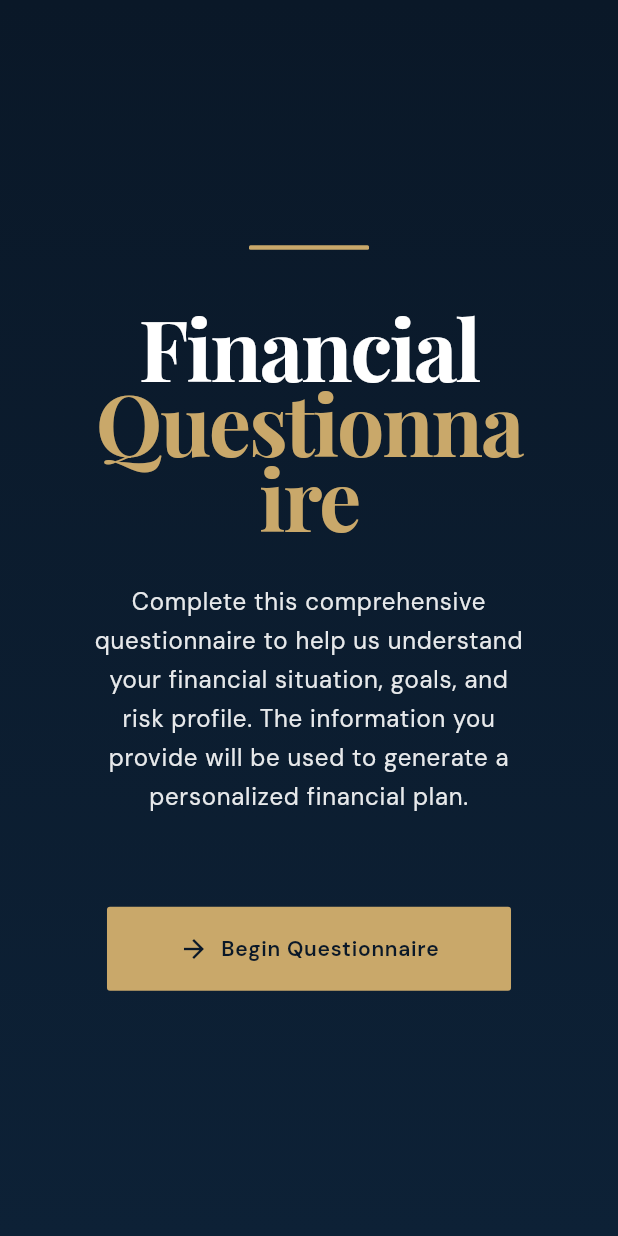
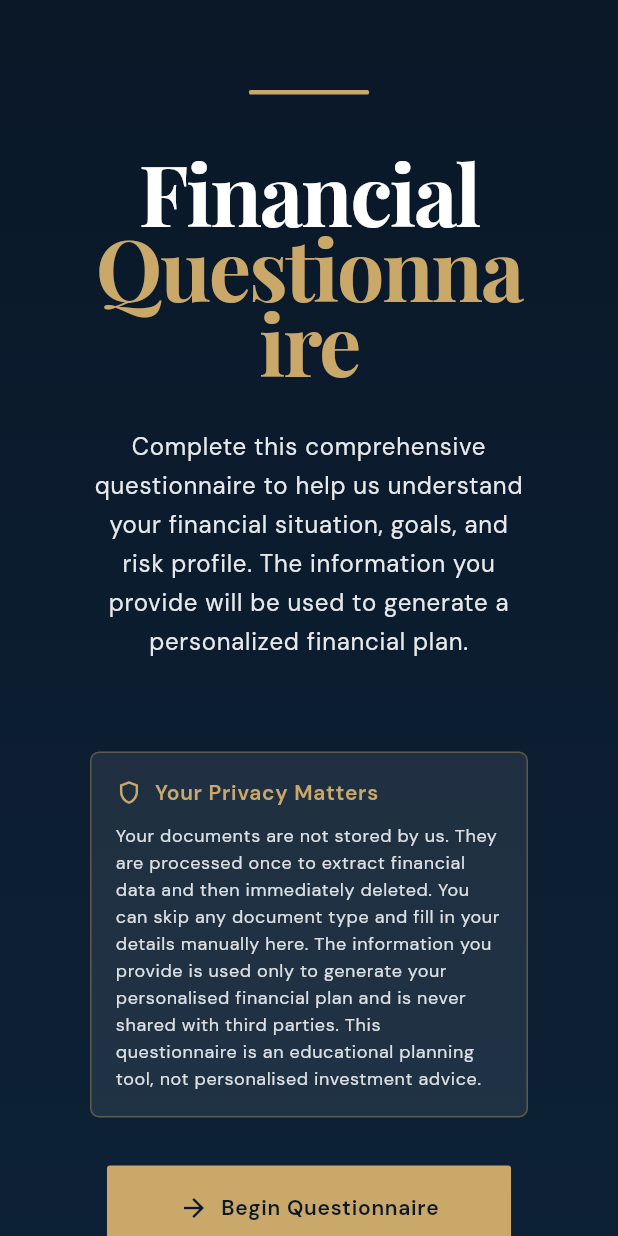
Before and after one commit to reckt32/documentparser-frontend, a Flutter app: the QuestionnaireScreen screen opened directly with empty values, on a phone screen of 412 x 824 dp. Run offline on Flutter 3.47's test engine with Material 3 defaults, Android fonts, the phone set to English and light mode, and no system bars; our stand-ins replace file_picker, firebase_auth, firebase_core, google_fonts, google_sign_in, open_filex; missing offline and left inert: dart:js_interop, razorpay_web; accounts and stored records are empty; network calls fail.

Commit message:
feat: implement multi-step financial questionnaire screen with dynamic form handling and auto-prefill capabilities

```diff
--- a/lib/questionnaire_screen.dart
+++ b/lib/questionnaire_screen.dart
@@ -1,11 +1,35 @@
 import 'dart:convert';
 import 'dart:math' as math;
 import 'package:flutter/material.dart';
+import 'package:flutter/services.dart';
 import 'package:http/http.dart' as http;
 import 'package:provider/provider.dart';
 import 'package:url_launcher/url_launcher.dart';
 import 'package:frontend/app_theme.dart';
 import 'package:frontend/services/auth_service.dart';
+
+/// Auto-formats a date string as DD-MM-YYYY by inserting dashes
+/// after the second and fifth digit. Strips all non-digit input.
+class _DateInputFormatter extends TextInputFormatter {
+  @override
+  TextEditingValue formatEditUpdate(
+    TextEditingValue oldValue,
+    TextEditingValue newValue,
+  ) {
+    final digitsOnly = newValue.text.replaceAll(RegExp(r'[^0-9]'), '');
+    final limited = digitsOnly.length > 8 ? digitsOnly.substring(0, 8) : digitsOnly;
+    final buf = StringBuffer();
+    for (var i = 0; i < limited.length; i++) {
+      if (i == 2 || i == 4) buf.write('-');
+      buf.write(limited[i]);
+    }
+    final text = buf.toString();
+    return TextEditingValue(
+      text: text,
+      selection: TextSelection.collapsed(offset: text.length),
+    );
+  }
+}
 
 /// Predefined goal types for financial planning
 const List<String> kGoalTypes = [
@@ -118,7 +142,6 @@ class _QuestionnaireScreenState extends State<QuestionnaireScreen> {
   final _monthlyEmiCtrl = TextEditingController();
   final _emergencyFundCtrl = TextEditingController();
   final _availableSavingsCtrl = TextEditingController();
-  final _savingsPercentCtrl = TextEditingController();
   String _savingsBand = '';
   final List<String> _currentProducts = [];
   final Map<String, TextEditingController> _allocationCtrls = {
@@ -415,35 +438,36 @@ if (resp.statusCode == 201) {
           }
         } catch (_) {}
       }
-      // Savings %: prefer backend lifestyle. Else ≈ max(0, net cf / inflow * 100)
-      if (_savingsPercentCtrl.text.trim().isEmpty) {
+      // Savings %: prefer backend lifestyle. Else ≈ max(0, net cf / inflow * 100).
+      // Used only to auto-derive the Savings Band dropdown (no input field anymore).
+      if (_savingsBand.isEmpty) {
         try {
+          double? sp;
           if (lfSavingsPct != null) {
-            final sp =
-                (lfSavingsPct is num)
-                    ? lfSavingsPct.toDouble()
-                    : double.tryParse(lfSavingsPct.toString().replaceAll(',', ''));
-            if (sp != null && sp.isFinite) {
-              _savingsPercentCtrl.text = sp.toStringAsFixed(2);
-              _prefilledFields.add('savings_percent');
-              appliedCount++;
+            sp = (lfSavingsPct is num)
+                ? lfSavingsPct.toDouble()
+                : double.tryParse(lfSavingsPct.toString().replaceAll(',', ''));
+          } else if (inflow != null && netcf != null) {
+            final inflowNum = (inflow is num)
+                ? inflow.toDouble()
+                : double.tryParse(inflow.toString().replaceAll(',', '')) ?? 0.0;
+            final netNum = (netcf is num)
+                ? netcf.toDouble()
+                : double.tryParse(netcf.toString().replaceAll(',', '')) ?? 0.0;
+            if (inflowNum > 0) {
+              sp = (netNum / inflowNum) * 100.0;
             }
-          } else if (inflow != null && netcf != null) {
-            final inflowNum =
-                (inflow is num)
-                    ? inflow.toDouble()
-                    : double.tryParse(inflow.toString().replaceAll(',', '')) ??
-                        0.0;
-            final netNum =
-                (netcf is num)
-                    ? netcf.toDouble()
-                    : double.tryParse(netcf.toString().replaceAll(',', '')) ??
-                        0.0;
-            if (inflowNum > 0) {
-              final sp = (netNum / inflowNum) * 100.0;
-              _savingsPercentCtrl.text = sp.isFinite ? sp.toStringAsFixed(2) : '';
-              if (sp.isFinite) { _prefilledFields.add('savings_percent'); appliedCount++; }
-            }
+          }
+          if (sp != null && sp.isFinite) {
+            if (sp < 10)
+              _savingsBand = '<10%';
+            else if (sp < 20)
+              _savingsBand = '10-20%';
+            else if (sp < 30)
+              _savingsBand = '20-30%';
+            else
+              _savingsBand = '>30%';
+            changedBand = true;
           }
         } catch (_) {}
       }
@@ -530,20 +554,8 @@ if (resp.statusCode == 201) {
       }
 
       // Optionally mark savings band based on savings percent
-      if (_savingsBand.isEmpty && _savingsPercentCtrl.text.isNotEmpty) {
-        try {
-          final sp = double.tryParse(_savingsPercentCtrl.text) ?? 0.0;
-          if (sp < 10)
-            _savingsBand = '<10%';
-          else if (sp < 20)
-            _savingsBand = '10-20%';
-          else if (sp < 30)
-            _savingsBand = '20-30%';
-          else
-            _savingsBand = '>30%';
-          changedBand = true;
-        } catch (_) {}
-      }
+      // (savings % is no longer collected as a controller; band auto-derivation
+      // happens earlier in this method when backend provides savingsPercent.)
 
       // PAN/name/age prefill from backend personal_info, or ITR/CAS if present in analysis/docInsights (best-effort)
       final personalFromBackend = _toStringDynamicMap(prefill['personal_info']);
@@ -793,7 +805,6 @@ if (resp.statusCode == 201) {
           'monthly_emi': _monthlyEmiCtrl.text.trim(),
           'emergency_fund': _emergencyFundCtrl.text.trim(),
           'available_savings': _availableSavingsCtrl.text.trim(),
-          'savings_percent': _savingsPercentCtrl.text.trim(),
           'savings_band': _savingsBand,
           'products': _currentProducts,
           'allocation': {
@@ -926,7 +937,12 @@ if (resp.statusCode == 201) {
           errorText: _panError,
           hint: 'ABCDE1234F',
         ),
-        _textField(_dobCtrl, 'Date of Birth (YYYY-MM-DD)', isPrefilled: _prefilledFields.contains('dob')),
+        _textField(
+          _dobCtrl,
+          'Date of Birth (DD-MM-YYYY)',
+          isPrefilled: _prefilledFields.contains('dob'),
+          inputFormatters: [_DateInputFormatter()],
+        ),
         _textField(_contactCtrl, 'Contact (Email/Phone)', isPrefilled: _prefilledFields.contains('contact')),
         _dropdown<String>(
           label: 'Marital Status',
@@ -1367,6 +1383,7 @@ if (resp.statusCode == 201) {
               label: 'Goal Importance',
               value: i < _goalImportances.length ? _goalImportances[i] : 'Important',
               items: const ['Essential', 'Important', 'Lifestyle'],
+              tooltip: 'Determine necessity of goal',
               onChanged: (v) => setState(() {
                 if (i < _goalImportances.length) {
                   _goalImportances[i] = v;
@@ -1377,6 +1394,7 @@ if (resp.statusCode == 201) {
               label: 'Goal Flexibility',
               value: i < _goalFlexibilities.length ? _goalFlexibilities[i] : 'Fixed',
               items: const ['Critical', 'Fixed', 'Flexible'],
+              tooltip: 'Determine flexibility of goal amount',
               onChanged: (v) => setState(() {
                 if (i < _goalFlexibilities.length) {
                   _goalFlexibilities[i] = v;
@@ -1561,45 +1579,67 @@ if (resp.statusCode == 201) {
 
 
   Widget _buildLifestyle() {
-    final hasLifestylePrefill = _prefilledFields.intersection({'annual_income', 'monthly_expenses', 'monthly_emi', 'available_savings', 'savings_percent', 'alloc_equity', 'alloc_debt', 'alloc_gold', 'alloc_realEstate', 'alloc_insuranceLinked', 'alloc_cash'}).isNotEmpty;
+    final hasLifestylePrefill = _prefilledFields.intersection({'annual_income', 'monthly_expenses', 'monthly_emi', 'available_savings', 'alloc_equity', 'alloc_debt', 'alloc_gold', 'alloc_realEstate', 'alloc_insuranceLinked', 'alloc_cash'}).isNotEmpty;
     return _sectionCard(
       title: 'Lifestyle & Allocation',
       showPrefillWarning: hasLifestylePrefill,
       children: [
+        // Persistent warning banner at the top of the section.
+        Container(
+          width: double.infinity,
+          padding: const EdgeInsets.all(12),
+          margin: const EdgeInsets.only(bottom: 12),
+          decoration: BoxDecoration(
+            color: Colors.amber.shade50,
+            border: Border.all(color: Colors.amber.shade300),
+            borderRadius: BorderRadius.circular(6),
+          ),
+          child: Row(
+            crossAxisAlignment: CrossAxisAlignment.start,
+            children: [
+              Icon(
+                Icons.warning_amber_rounded,
+                color: Colors.amber.shade800,
+                size: 20,
+              ),
+              const SizedBox(width: 8),
+              const Expanded(
+                child: Text(
+                  'Kindly check all numbers that are input to verify expenses and income numbers.',
+                  style: TextStyle(fontSize: 13, height: 1.4),
+                ),
+              ),
+            ],
+          ),
+        ),
         _textField(
           _annualIncomeCtrl,
-          'Annual Income (₹)',
+          'Net Annual Income (\u20b9)',
           keyboard: TextInputType.number,
           isPrefilled: _prefilledFields.contains('annual_income'),
         ),
         _textField(
           _monthlyExpensesCtrl,
-          'Monthly Expenses (₹)',
+          'Monthly Expenses (\u20b9)',
           keyboard: TextInputType.number,
           isPrefilled: _prefilledFields.contains('monthly_expenses'),
         ),
         _textField(
           _monthlyEmiCtrl,
-          'Monthly EMI (₹)',
+          'Monthly EMI (\u20b9)',
           keyboard: TextInputType.number,
           isPrefilled: _prefilledFields.contains('monthly_emi'),
         ),
         _textField(
           _emergencyFundCtrl,
-          'Emergency Fund (₹)',
+          'Current Emergency Fund (in Rs.)',
           keyboard: TextInputType.number,
         ),
         _textField(
           _availableSavingsCtrl,
-          'Available Savings for Investments/Insurance (₹)',
+          'Available Savings for Investments/Insurance (\u20b9)',
           keyboard: TextInputType.number,
           isPrefilled: _prefilledFields.contains('available_savings'),
-        ),
-        _textField(
-          _savingsPercentCtrl,
-          'Savings % (if known)',
-          keyboard: TextInputType.number,
-          isPrefilled: _prefilledFields.contains('savings_percent'),
         ),
         _dropdown<String>(
           label: 'Savings Band',
@@ -1610,6 +1650,12 @@ if (resp.statusCode == 201) {
                 _savingsBand = v == 'Unknown' ? '' : v;
               }),
         ),
+        const SizedBox(height: 8),
+        const Text(
+          'Select your investments that you hold currently',
+          style: TextStyle(fontSize: 13, fontWeight: FontWeight.w500),
+        ),
+        const SizedBox(height: 6),
         Wrap(
           spacing: 8,
           runSpacing: 4,
@@ -1706,7 +1752,6 @@ if (resp.statusCode == 201) {
             'monthly_emi': _monthlyEmiCtrl.text.trim(),
             'emergency_fund': _emergencyFundCtrl.text.trim(),
             'available_savings': _availableSavingsCtrl.text.trim(),
-            'savings_percent': _savingsPercentCtrl.text.trim(),
             'savings_band': _savingsBand,
             'products': _currentProducts,
             'allocation': {
@@ -1940,6 +1985,7 @@ if (resp.statusCode == 201) {
     String? hint,
     String? errorText,
     bool enabled = true,
+    List<TextInputFormatter>? inputFormatters,
   }) {
     return Padding(
       padding: const EdgeInsets.symmetric(vertical: 8),
@@ -1947,6 +1993,7 @@ if (resp.statusCode == 201) {
         controller: c,
         enabled: enabled,
         keyboardType: keyboard,
+        inputFormatters: inputFormatters,
         decoration: InputDecoration(
           labelText: label,
           hintText: hint,
@@ -1975,12 +2022,22 @@ if (resp.statusCode == 201) {
     required T value,
     required List<T> items,
     required ValueChanged<T> onChanged,
+    String? tooltip,
   }) {
     return Padding(
       padding: const EdgeInsets.symmetric(vertical: 8),
       child: InputDecorator(
         decoration: InputDecoration(
           labelText: label,
+          suffixIcon: tooltip == null
+              ? null
+              : Tooltip(
+                  message: tooltip,
+                  child: const Icon(
+                    Icons.info_outline,
+                    size: 18,
+                  ),
+                ),
         ),
         child: DropdownButtonHideUnderline(
           child: DropdownButton<T>(
@@ -2302,6 +2359,55 @@ if (resp.statusCode == 201) {
                 ),
               ),
               const SizedBox(height: 60),
+              // Privacy / data-handling footer
+              Container(
+                width: 600,
+                padding: const EdgeInsets.all(16),
+                margin: const EdgeInsets.only(bottom: 32),
+                decoration: BoxDecoration(
+                  color: Colors.white.withValues(alpha: 0.08),
+                  border: Border.all(
+                    color: AppTheme.accentGold.withValues(alpha: 0.35),
+                  ),
+                  borderRadius: BorderRadius.circular(6),
+                ),
+                child: Column(
+                  crossAxisAlignment: CrossAxisAlignment.start,
+                  children: [
+                    Row(
+                      children: [
+                        Icon(
+                          Icons.shield_outlined,
+                          size: 18,
+                          color: AppTheme.accentGold,
+                        ),
+                        const SizedBox(width: 8),
+                        Text(
+                          'Your Privacy Matters',
+                          style: Theme.of(context).textTheme.titleSmall?.copyWith(
+                            color: AppTheme.accentGold,
+                            fontWeight: FontWeight.w600,
+                            letterSpacing: 0.5,
+                          ),
+                        ),
+                      ],
+                    ),
+                    const SizedBox(height: 10),
+                    Text(
+                      'Your documents are not stored by us. They are processed once to extract '
+                      'financial data and then immediately deleted. You can skip any document type '
+                      'and fill in your details manually here. The information you provide is used '
+                      'only to generate your personalised financial plan and is never shared with '
+                      'third parties. This questionnaire is an educational planning tool, not '
+                      'personalised investment advice.',
+                      style: Theme.of(context).textTheme.bodySmall?.copyWith(
+                        color: Colors.white.withValues(alpha: 0.85),
+                        height: 1.5,
+                      ),
+                    ),
+                  ],
+                ),
+              ),
               if (_loading)
                 const SizedBox(
                   width: 32,
@@ -2496,7 +2602,6 @@ if (resp.statusCode == 201) {
     _monthlyExpensesCtrl.dispose();
     _monthlyEmiCtrl.dispose();
     _emergencyFundCtrl.dispose();
-    _savingsPercentCtrl.dispose();
     for (final c in _allocationCtrls.values) {
       c.dispose();
     }
```
